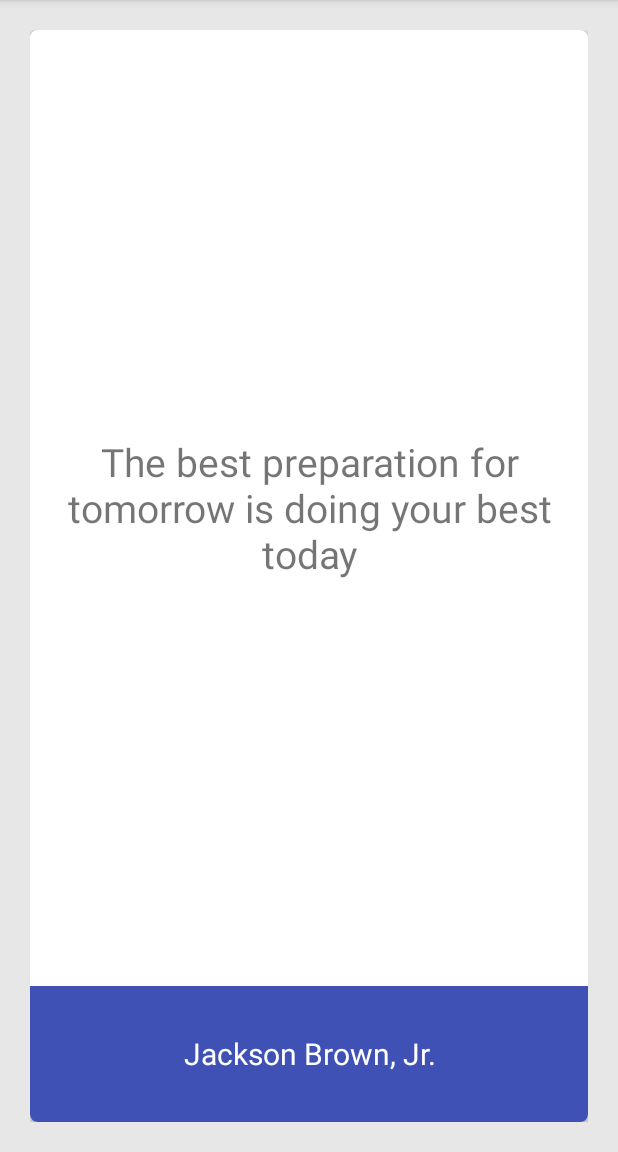
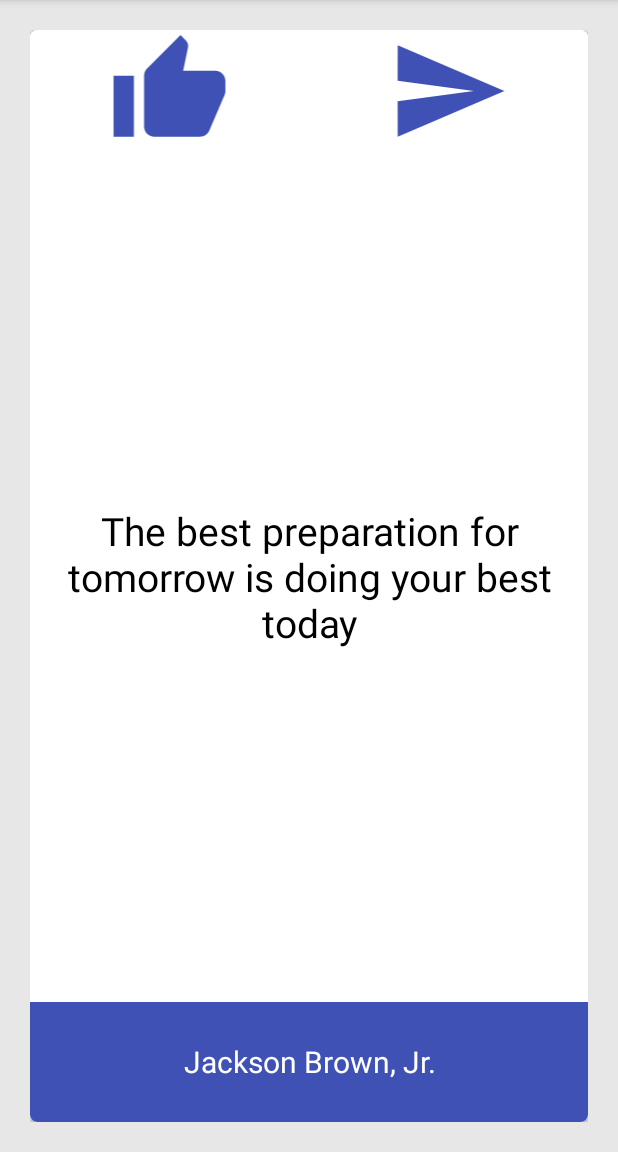
Before and after one commit to valdyrtorres/palavrasdepoder, an Android app: the screen it shows after launch (MainActivity), on a phone screen of 412 x 824 dp, the part 84-1236 px from its top. Run offline under Robolectric (Android 15) with nearby library versions, the phone set to English and light mode, and no system bars.

Commit message:
implementacao compartilhamento

```diff
--- a/app/src/main/java/br/com/roentgen/palavrasdepoder/QuotePageAdapter.java
+++ b/app/src/main/java/br/com/roentgen/palavrasdepoder/QuotePageAdapter.java
@@ -1,11 +1,13 @@
 package br.com.roentgen.palavrasdepoder;
 
 import android.content.Context;
+import android.content.Intent;
 import android.support.annotation.NonNull;
 import android.support.v4.view.PagerAdapter;
 import android.view.LayoutInflater;
 import android.view.View;
 import android.view.ViewGroup;
+import android.widget.ImageButton;
 import android.widget.TextView;
 
 import java.util.ArrayList;
@@ -34,6 +36,19 @@ public class QuotePageAdapter extends PagerAdapter{
         quote.setText(object.getQuote());
         author.setText(object.getAuthor());
 
+        ImageButton btn = layout.findViewById(R.id.shareButton);
+        btn.setOnClickListener(new View.OnClickListener() {
+            @Override
+            public void onClick(View view) {
+                String toShare = object.getQuote() + " by " + object.getAuthor() + " send using Palavras de Poder";
+
+                Intent sendIntent = new Intent();
+                sendIntent.setAction(Intent.ACTION_SEND);
+                sendIntent.putExtra(Intent.EXTRA_TEXT, toShare);
+                sendIntent.setType("text/plain");
+                context.startActivity(sendIntent);
+            }
+        });
         container.addView(layout);
         return layout;
     }
--- /dev/null
+++ b/app/src/main/res/drawable/send.xml
@@ -0,0 +1,4 @@
+<?xml version="1.0" encoding="UTF-8" standalone="no"?>
+<vector xmlns:android="http://schemas.android.com/apk/res/android" android:height="24dp" android:viewportHeight="24.0" android:viewportWidth="24.0" android:width="24dp">
+    <path android:fillColor="#3F51B5" android:pathData="M2.01,21L23,12 2.01,3 2,10l15,2 -15,2z"/>
+</vector>
--- /dev/null
+++ b/app/src/main/res/drawable/thumb.xml
@@ -0,0 +1,4 @@
+<?xml version="1.0" encoding="UTF-8" standalone="no"?>
+<vector xmlns:android="http://schemas.android.com/apk/res/android" android:height="24dp" android:viewportHeight="24.0" android:viewportWidth="24.0" android:width="24dp">
+    <path android:fillColor="#3F51B5" android:pathData="M1,21h4L5,9L1,9v12zM23,10c0,-1.1 -0.9,-2 -2,-2h-6.31l0.95,-4.57 0.03,-0.32c0,-0.41 -0.17,-0.79 -0.44,-1.06L14.17,1 7.59,7.59C7.22,7.95 7,8.45 7,9v10c0,1.1 0.9,2 2,2h9c0.83,0 1.54,-0.5 1.84,-1.22l3.02,-7.05c0.09,-0.23 0.14,-0.47 0.14,-0.73v-1.91l-0.01,-0.01L23,10z"/>
+</vector>
--- a/app/src/main/res/layout/slide_layout.xml
+++ b/app/src/main/res/layout/slide_layout.xml
@@ -1,43 +1,69 @@
 <?xml version="1.0" encoding="utf-8"?>
 <LinearLayout xmlns:android="http://schemas.android.com/apk/res/android"
+    xmlns:app="http://schemas.android.com/apk/res-auto"
     android:layout_width="match_parent"
     android:layout_height="match_parent"
-    xmlns:app="http://schemas.android.com/apk/res-auto"
+    android:background="#e7e7e7"
     android:orientation="vertical"
-    android:background="#e7e7e7"
     android:padding="20sp">
 
     <android.support.v7.widget.CardView
+        android:layout_width="match_parent"
+        android:layout_height="match_parent"
         app:cardCornerRadius="5dp"
-        app:cardElevation="2dp"
-        android:layout_width="match_parent"
-        android:layout_height="match_parent">
+        app:cardElevation="2dp">
 
         <LinearLayout
             android:layout_width="match_parent"
             android:layout_height="match_parent"
             android:orientation="vertical"
-            android:weightSum="8">
+            android:weightSum="9">
+
+            <LinearLayout
+                android:layout_width="match_parent"
+                android:layout_height="match_parent"
+                android:layout_weight="4"
+                android:orientation="horizontal"
+                android:weightSum="2">
+
+                <ImageButton
+                    android:layout_width="match_parent"
+                    android:layout_height="match_parent"
+                    android:layout_weight="1"
+                    android:background="@color/pureWhite"
+                    android:scaleType="fitCenter"
+                    android:src="@drawable/thumb" />
+
+                <ImageButton
+                    android:id="@+id/shareButton"
+                    android:layout_width="match_parent"
+                    android:layout_height="match_parent"
+                    android:layout_weight="1"
+                    android:background="@color/pureWhite"
+                    android:scaleType="fitCenter"
+                    android:src="@drawable/send" />
+            </LinearLayout>
 
             <TextView
                 android:id="@+id/quoteHolder"
+                android:layout_width="match_parent"
+                android:layout_height="match_parent"
+                android:layout_weight="1"
+                android:gravity="center"
                 android:text="Texto de amostra"
-                android:gravity="center"
-                android:textSize="26sp"
-                android:layout_weight="1"
-                android:layout_width="match_parent"
-                android:layout_height="match_parent" />
+                android:textColor="#000000"
+                android:textSize="26sp" />
 
             <TextView
                 android:id="@+id/authorHolder"
+                android:layout_width="match_parent"
+                android:layout_height="match_parent"
+                android:layout_weight="4"
                 android:background="@color/colorPrimary"
-                android:textSize="20sp"
                 android:gravity="center"
                 android:text="Nome do autor"
                 android:textColor="@color/pureWhite"
-                android:layout_weight="7"
-                android:layout_width="match_parent"
-                android:layout_height="match_parent" />
+                android:textSize="20sp" />
 
         </LinearLayout>
 
```
